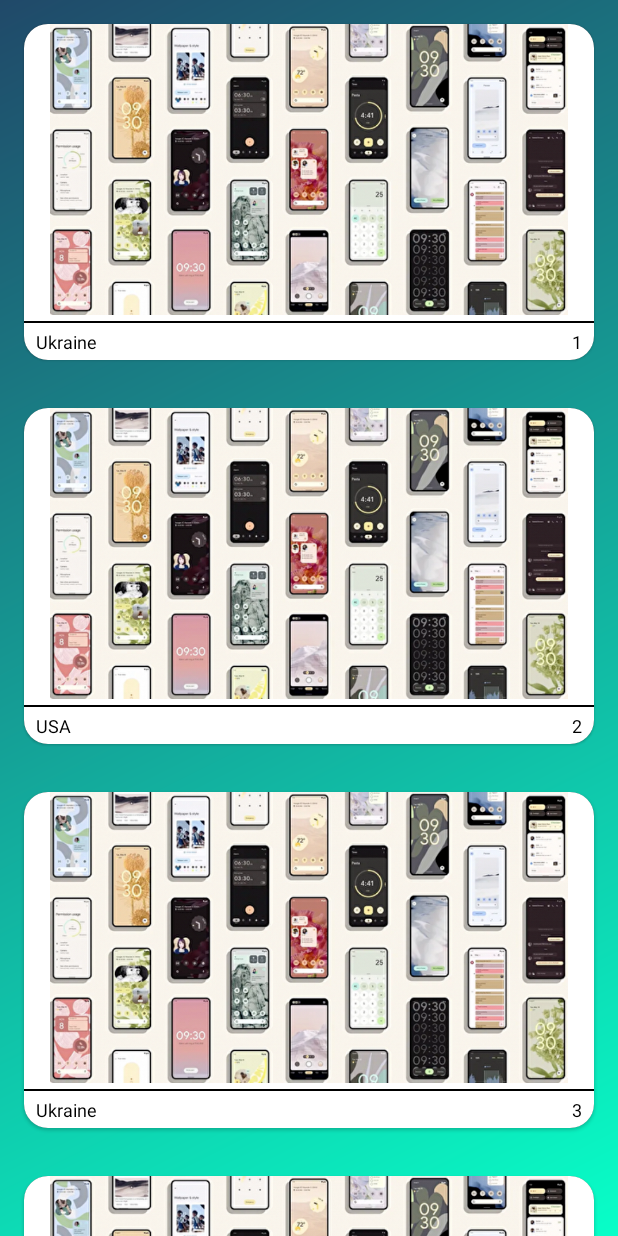
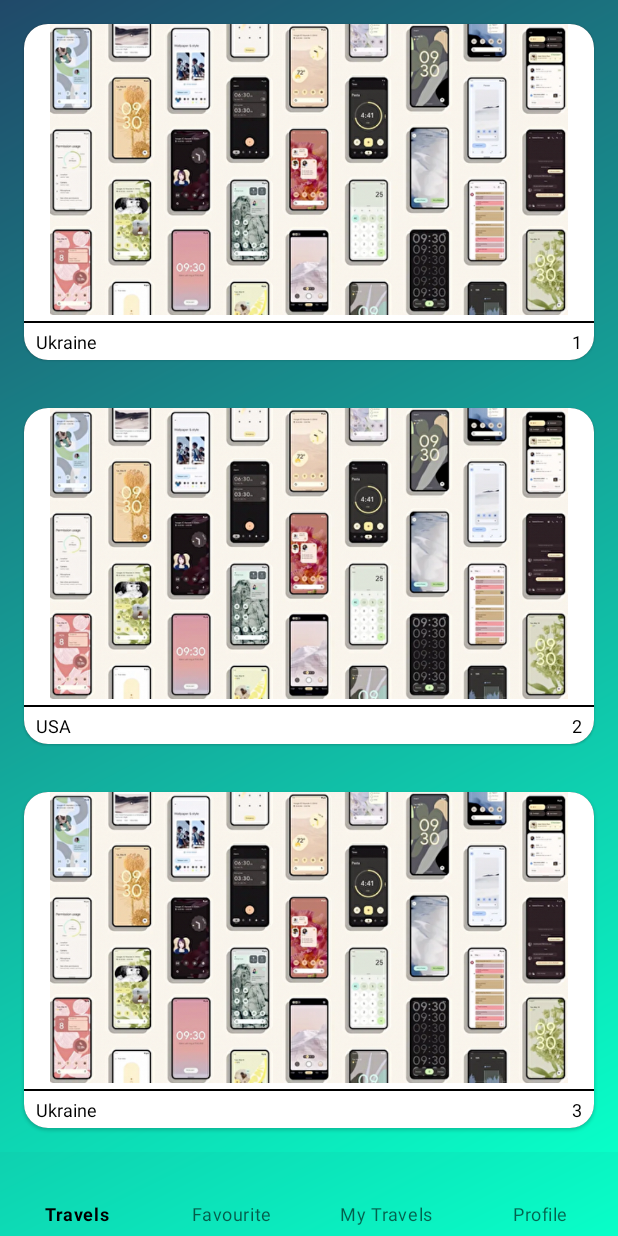
Before and after one commit to PasararAndrey/TravelProject, an Android app: the screen it shows after launch (MainActivity), on a phone screen of 412 x 824 dp. Run offline under Robolectric (Android 15) with nearby library versions, the phone set to English and light mode, and no system bars; our stand-ins replace Dagger/Hilt's generated code, navigation-ui.

Commit message:
-Added app menu

```diff
--- a/app/src/main/java/com/travelproject/presentation/MainFragment.kt
+++ b/app/src/main/java/com/travelproject/presentation/MainFragment.kt
@@ -3,6 +3,8 @@ package com.travelproject.presentation
 import android.os.Bundle
 import android.view.View
 import androidx.fragment.app.Fragment
+import androidx.navigation.fragment.NavHostFragment
+import androidx.navigation.ui.NavigationUI
 import com.travelproject.R
 import com.travelproject.databinding.FragmentMainBinding
 import dagger.hilt.android.AndroidEntryPoint
@@ -11,9 +13,14 @@ import dagger.hilt.android.AndroidEntryPoint
 class MainFragment : Fragment(R.layout.fragment_main) {
     private var _binding: FragmentMainBinding? = null
     private val binding get() = _binding!!
+
     override fun onViewCreated(view: View, savedInstanceState: Bundle?) {
         super.onViewCreated(view, savedInstanceState)
         _binding = FragmentMainBinding.bind(view)
+        val bottomNavigationView = binding.bottomNavigation
+        val navController = (childFragmentManager.findFragmentById(R.id.main_container_view) as NavHostFragment).navController
+        NavigationUI.setupWithNavController(bottomNavigationView, navController)
+
     }
 
     override fun onDestroyView() {
--- /dev/null
+++ b/app/src/main/res/color/bottom_navigation_item_color_selector.xml
@@ -0,0 +1,5 @@
+<?xml version="1.0" encoding="utf-8"?>
+<selector xmlns:android="http://schemas.android.com/apk/res/android">
+    <item android:color="@color/black" android:state_checked="true" />
+    <item android:color="@color/black_60" />
+</selector>
--- a/app/src/main/res/layout/fragment_main.xml
+++ b/app/src/main/res/layout/fragment_main.xml
@@ -3,14 +3,28 @@
     xmlns:app="http://schemas.android.com/apk/res-auto"
     android:layout_width="match_parent"
     android:layout_height="match_parent"
-
-    >
+    android:background="@drawable/main_bg">
 
     <androidx.fragment.app.FragmentContainerView
-        android:id="@+id/mainContainerView"
+        android:id="@+id/main_container_view"
         android:name="androidx.navigation.fragment.NavHostFragment"
         android:layout_width="match_parent"
         android:layout_height="match_parent"
+        android:layout_marginBottom="56dp"
         app:defaultNavHost="true"
         app:navGraph="@navigation/nav_graph_main" />
+
+    <com.google.android.material.bottomnavigation.BottomNavigationView
+        android:id="@+id/bottom_navigation"
+        android:layout_width="match_parent"
+        android:layout_height="56dp"
+        android:layout_gravity="bottom"
+        android:background="#00000000"
+        app:elevation="0dp"
+        app:itemIconTint="@color/bottom_navigation_item_color_selector"
+        app:itemTextColor="@color/bottom_navigation_item_color_selector"
+        app:labelVisibilityMode="labeled"
+        app:menu="@menu/bottom_nav_menu"
+
+        />
 </androidx.coordinatorlayout.widget.CoordinatorLayout>
--- /dev/null
+++ b/app/src/main/res/menu/bottom_nav_menu.xml
@@ -0,0 +1,17 @@
+<?xml version="1.0" encoding="utf-8"?>
+<menu xmlns:android="http://schemas.android.com/apk/res/android">
+    <item
+        android:id="@+id/travelsFragment"
+        android:title="Travels"
+        />
+    <item
+        android:id="@+id/favouriteFragment"
+        android:title="Favourite" />
+
+    <item
+        android:id="@+id/profileFragment"
+        android:title="My Travels" />
+    <item
+        android:id="@+id/userTravelsFragment"
+        android:title="Profile" />
+</menu>
--- a/app/src/main/res/navigation/nav_graph_main.xml
+++ b/app/src/main/res/navigation/nav_graph_main.xml
@@ -10,4 +10,21 @@
         android:name="com.travelproject.presentation.travels.TravelsFragment"
         android:label="TravelsFragment"
         tools:layout="@layout/fragment_travels" />
+    <fragment
+        android:id="@+id/favouriteFragment"
+        android:name="com.travelproject.presentation.favourite.FavouriteFragment"
+        android:label="FavouriteFragment"
+        tools:layout="@layout/fragment_favourite" />
+    <fragment
+        android:id="@+id/userTravelsFragment"
+        android:name="com.travelproject.presentation.usertravels.UserTravelsFragment"
+        android:label="UserTravelsFragment"
+        tools:layout="@layout/fragment_user_travels" />
+    <fragment
+        android:id="@+id/profileFragment"
+        android:name="com.travelproject.presentation.profile.ProfileFragment"
+        android:label="ProfileFragment"
+        tools:layout="@layout/fragment_profile" />
+
+
 </navigation>
--- a/app/src/main/res/values/colors.xml
+++ b/app/src/main/res/values/colors.xml
@@ -6,5 +6,6 @@
     <color name="teal_200">#FF03DAC5</color>
     <color name="teal_700">#FF018786</color>
     <color name="black">#FF000000</color>
+    <color name="black_60">#99000000</color>
     <color name="white">#FFFFFFFF</color>
 </resources>
```
Also changed, not shown: app/src/main/java/com/travelproject/presentation/favourite/FavouriteFragment.kt (added, +23 -0 lines), app/src/main/java/com/travelproject/presentation/profile/ProfileFragment.kt (added, +22 -0 lines), app/src/main/java/com/travelproject/presentation/usertravels/UserTravelsFragment.kt (added, +22 -0 lines), app/src/main/res/layout/fragment_favourite.xml (added, +14 -0 lines), app/src/main/res/layout/fragment_profile.xml (added, +14 -0 lines), app/src/main/res/layout/fragment_user_travels.xml (added, +13 -0 lines).
